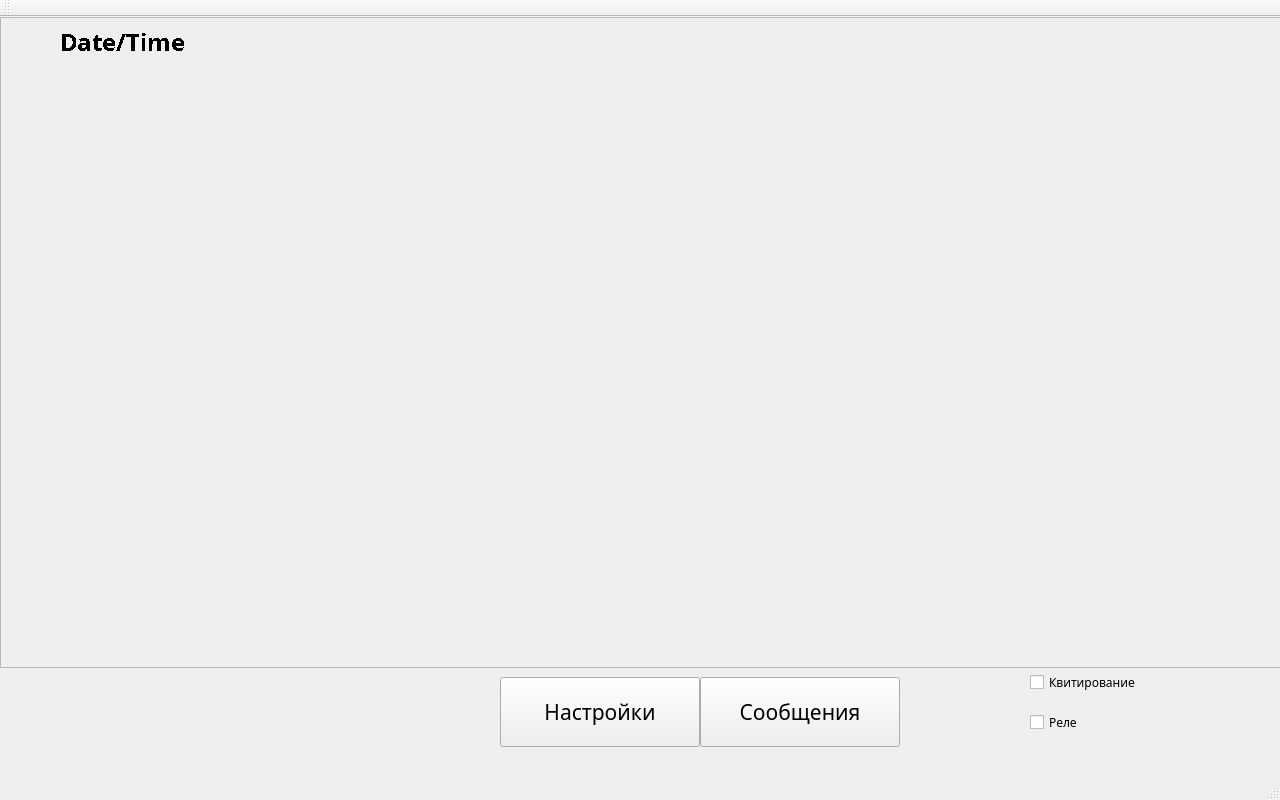
Above: mainwindow.ui from tomyqg/topaz-m before the change. Below: the same form after it.
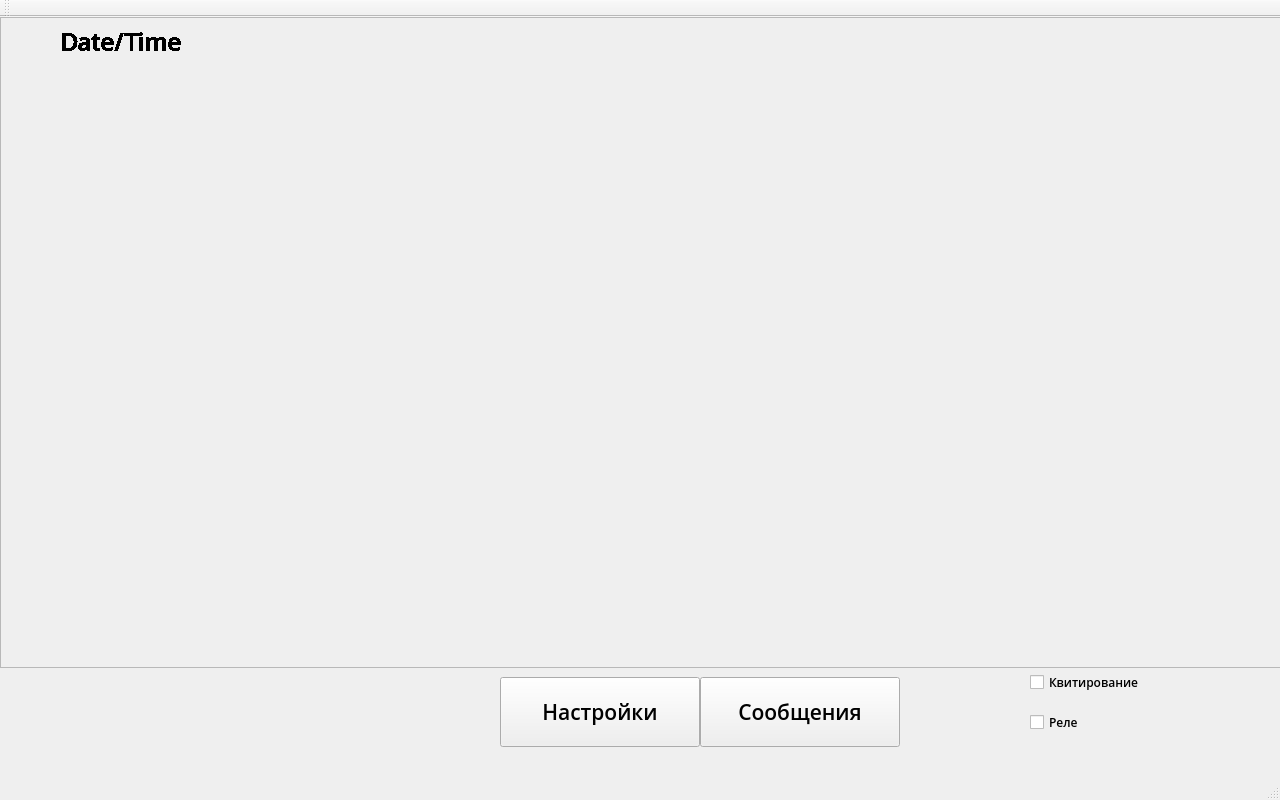
That is the form after the change. Icons and pictures are not drawn. Custom widgets are drawn as their Qt base class.

Commit message: Open Sans Font добавил

Patch:
```diff
--- a/mainwindow.ui
+++ b/mainwindow.ui
@@ -46,7 +46,7 @@
     </property>
     <property name="font">
      <font>
-      <family>Rubik</family>
+      <family>Open Sans Semibold</family>
       <pointsize>14</pointsize>
       <weight>75</weight>
       <bold>true</bold>
@@ -61,13 +61,13 @@
       <rect>
        <x>50</x>
        <y>0</y>
-       <width>331</width>
+       <width>611</width>
        <height>30</height>
       </rect>
      </property>
      <property name="font">
       <font>
-       <family>Rubik</family>
+       <family>Open Sans Semibold</family>
        <pointsize>18</pointsize>
        <weight>75</weight>
        <bold>true</bold>
@@ -89,7 +89,7 @@
     </property>
     <property name="font">
      <font>
-      <family>Rubik</family>
+      <family>Open Sans Semibold</family>
       <pointsize>16</pointsize>
      </font>
     </property>
@@ -111,7 +111,7 @@
     </property>
     <property name="font">
      <font>
-      <family>Rubik</family>
+      <family>Open Sans Semibold</family>
       <pointsize>16</pointsize>
      </font>
     </property>
@@ -133,7 +133,7 @@
     </property>
     <property name="font">
      <font>
-      <family>Rubik</family>
+      <family>Open Sans Semibold</family>
      </font>
     </property>
     <property name="frameShape">
@@ -172,7 +172,7 @@
     </property>
     <property name="font">
      <font>
-      <family>Rubik</family>
+      <family>Open Sans Semibold</family>
      </font>
     </property>
     <property name="text">
@@ -190,7 +190,7 @@
     </property>
     <property name="font">
      <font>
-      <family>Rubik</family>
+      <family>Open Sans Semibold</family>
      </font>
     </property>
     <property name="text">
```
Left out of the diff: 4 changed lines with no effect on the pictures. The commit also changes 5 other files.
